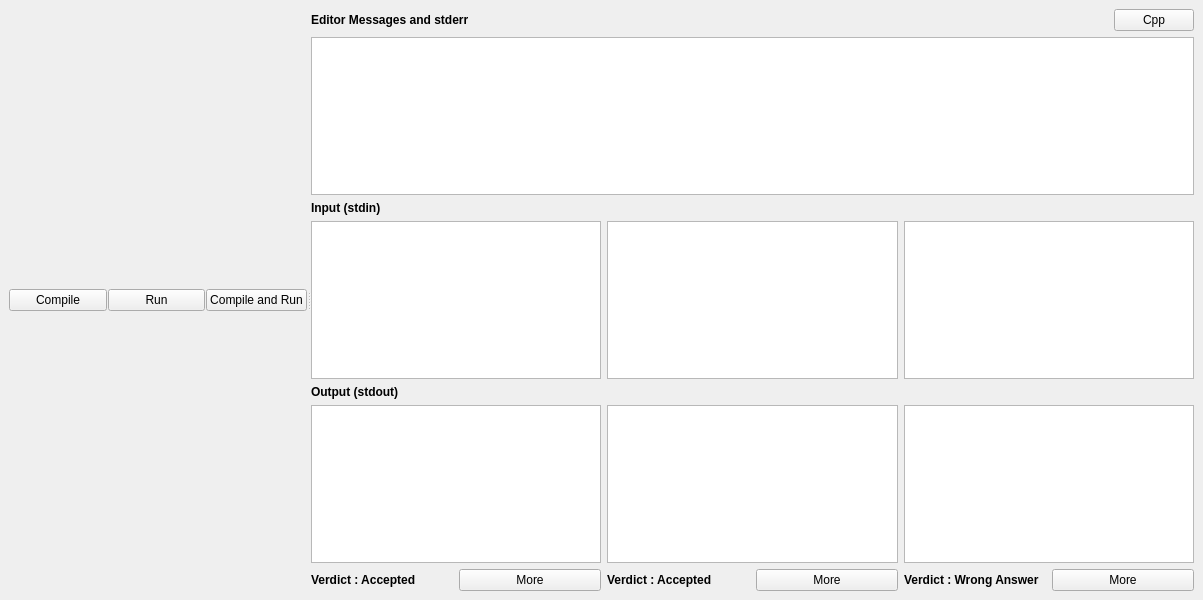
Before: the Qt Designer form ui/mainwindow.ui in cpeditor/cpeditor, drawn with Qt 5.
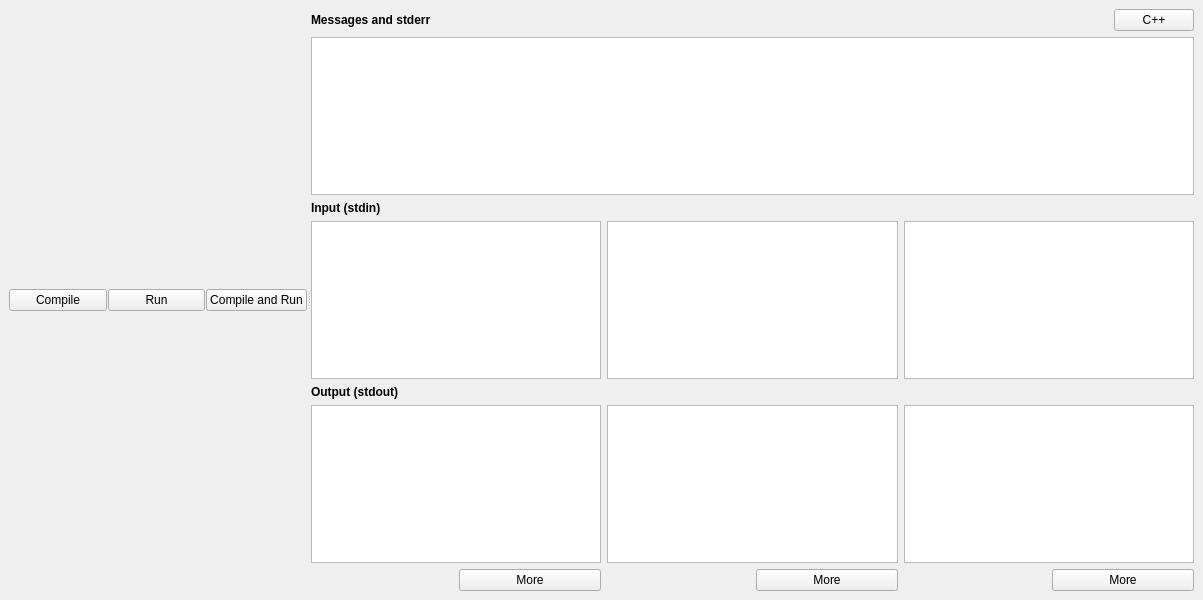
After: the same form once the commit is applied.

```diff
--- a/ui/mainwindow.ui
+++ b/ui/mainwindow.ui
@@ -76,23 +76,10 @@
                </font>
               </property>
               <property name="text">
-               <string>Editor Messages and stderr</string>
+               <string>Messages and stderr</string>
               </property>
              </widget>
             </item>
-            <item>
-             <spacer name="horizontalSpacer_4">
-              <property name="orientation">
-               <enum>Qt::Horizontal</enum>
-              </property>
-              <property name="sizeHint" stdset="0">
-               <size>
-                <width>40</width>
-                <height>20</height>
-               </size>
-              </property>
-             </spacer>
-            </item>
             <item>
              <spacer name="horizontalSpacer_3">
               <property name="orientation">
@@ -106,32 +93,6 @@
               </property>
              </spacer>
             </item>
-            <item>
-             <spacer name="horizontalSpacer_2">
-              <property name="orientation">
-               <enum>Qt::Horizontal</enum>
-              </property>
-              <property name="sizeHint" stdset="0">
-               <size>
-                <width>40</width>
-                <height>20</height>
-               </size>
-              </property>
-             </spacer>
-            </item>
-            <item>
-             <spacer name="horizontalSpacer">
-              <property name="orientation">
-               <enum>Qt::Horizontal</enum>
-              </property>
-              <property name="sizeHint" stdset="0">
-               <size>
-                <width>40</width>
-                <height>20</height>
-               </size>
-              </property>
-             </spacer>
-            </item>
             <item>
              <widget class="QPushButton" name="changeLanguageButton">
               <property name="sizePolicy">
@@ -147,7 +108,7 @@
                </size>
               </property>
               <property name="text">
-               <string>Cpp</string>
+               <string>C++</string>
               </property>
              </widget>
             </item>
@@ -259,6 +220,12 @@
                <layout class="QHBoxLayout" name="horizontalLayout_3">
                 <item>
                  <widget class="QLabel" name="out1_verdict">
+                  <property name="sizePolicy">
+                   <sizepolicy hsizetype="Minimum" vsizetype="Preferred">
+                    <horstretch>0</horstretch>
+                    <verstretch>0</verstretch>
+                   </sizepolicy>
+                  </property>
                   <property name="font">
                    <font>
                     <weight>75</weight>
@@ -266,7 +233,7 @@
                    </font>
                   </property>
                   <property name="text">
-                   <string>Verdict : Accepted</string>
+                   <string/>
                   </property>
                  </widget>
                 </item>
@@ -303,6 +270,12 @@
                <layout class="QHBoxLayout" name="horizontalLayout_4">
                 <item>
                  <widget class="QLabel" name="out2_verdict">
+                  <property name="sizePolicy">
+                   <sizepolicy hsizetype="Minimum" vsizetype="Preferred">
+                    <horstretch>0</horstretch>
+                    <verstretch>0</verstretch>
+                   </sizepolicy>
+                  </property>
                   <property name="font">
                    <font>
                     <weight>75</weight>
@@ -310,7 +283,7 @@
                    </font>
                   </property>
                   <property name="text">
-                   <string>Verdict : Accepted</string>
+                   <string/>
                   </property>
                  </widget>
                 </item>
@@ -347,6 +320,12 @@
                <layout class="QHBoxLayout" name="horizontalLayout_5">
                 <item>
                  <widget class="QLabel" name="out3_verdict">
+                  <property name="sizePolicy">
+                   <sizepolicy hsizetype="Minimum" vsizetype="Preferred">
+                    <horstretch>0</horstretch>
+                    <verstretch>0</verstretch>
+                   </sizepolicy>
+                  </property>
                   <property name="font">
                    <font>
                     <weight>75</weight>
@@ -354,7 +333,7 @@
                    </font>
                   </property>
                   <property name="text">
-                   <string>Verdict : Wrong Answer</string>
+                   <string/>
                   </property>
                  </widget>
                 </item>
```
Left out of the diff: 32 changed lines with no effect on the pictures.
